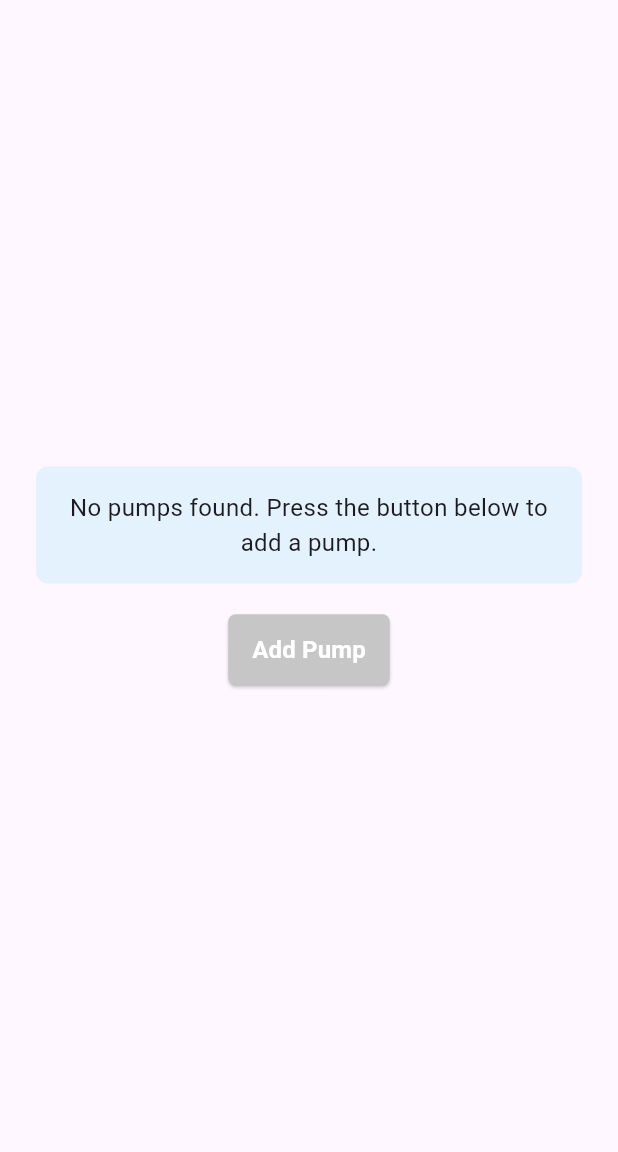
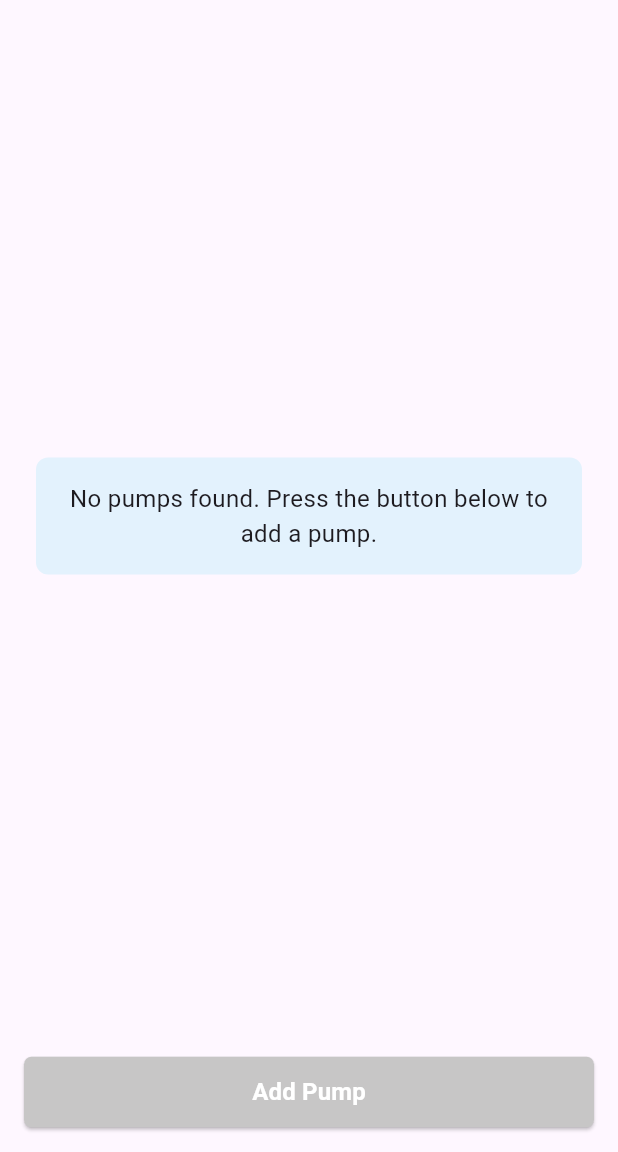
Before and after one commit to s0582346/pump-lifetime-prediction-app, a Flutter app: the screen it shows after launch, on a phone screen of 412 x 824 dp, the part 84-1236 px from its top. Run offline on Flutter 3.47's test engine with Material 3 defaults, Android fonts, the phone set to English and light mode, and no system bars; our stand-ins replace flutter_riverpod, sqflite; accounts and stored records are empty.

Commit message:
pump list widget / navigation logic

```diff
--- a/lib/database/database_helper.dart
+++ b/lib/database/database_helper.dart
@@ -42,9 +42,13 @@ class DatabaseHelper {
     // create pump table
     await db.execute('''
       CREATE TABLE pump (
+        date TEXT NOT NULL,
         id TEXT PRIMARY KEY NOT NULL,
         type TEXT NOT NULL,
-        medium TEXT NOT NULL,
+        rotorGeometry TEXT,
+        statorGeometry TEXT,
+        speedChange TEXT,
+        medium TEXT,
         measurableParameter TEXT NOT NULL,
         permissibleTotalWear INTEGER NOT NULL,
         solidConcentration INTEGER
--- a/lib/features/chart/data/adjustment_repository.dart
+++ b/lib/features/chart/data/adjustment_repository.dart
@@ -1,5 +1,3 @@
-import 'package:flutter_predictive_maintenance_app/database/database_helper.dart';
-import 'package:flutter_predictive_maintenance_app/features/measurement/domain/measurement.dart';
 import 'package:sqflite/sqflite.dart';
 
 class AdjustmentRepository {
--- a/lib/features/pump/initial_screen.dart
+++ b/lib/features/pump/initial_screen.dart
@@ -1,38 +1,63 @@
 import 'package:flutter/material.dart';
 import 'package:flutter_predictive_maintenance_app/components/form_components/primary_button.dart';
 import 'package:flutter_predictive_maintenance_app/constants/app_colors.dart';
-import 'package:flutter_predictive_maintenance_app/features/pump/pump_service.dart';
+import 'package:flutter_predictive_maintenance_app/features/pump/pump_data_controller.dart';
 import 'package:flutter_predictive_maintenance_app/navigation/custom_app_bar.dart';
 import 'package:flutter_riverpod/flutter_riverpod.dart';
 import 'package:flutter_predictive_maintenance_app/features/pump/pump_screen.dart';
+import 'package:flutter_predictive_maintenance_app/features/pump/pump_box.dart';
 
 /// LandingPage is the initial page the user sees
 class InitialScreen extends ConsumerWidget {
-  const InitialScreen({Key? key}) : super(key: key);
+  const InitialScreen({super.key});
 
   @override
   Widget build(BuildContext context, WidgetRef ref) {
+    final pumpsAsyncValue = ref.watch(pumpsProvider);
+
     return Scaffold(
       appBar: const CustomAppBar(title: 'NETZSCH'),
-      body: Center(
-        child: Column(
-          mainAxisAlignment: MainAxisAlignment.center,
-          children: [
-            InstructionBox(),
-            SizedBox(height: 20),
-            PrimaryButton(
+      // Put the main content into the body
+      body: pumpsAsyncValue.when(
+        data: (pumps) {
+          if (pumps.isEmpty) {
+            return const Center(
+              child: InstructionBox(),
+            );
+          } else {
+            return ListView.builder(
+              padding: const EdgeInsets.symmetric(
+                vertical: 16,
+                horizontal: 16,
+              ),
+              itemCount: pumps.length,
+              itemBuilder: (context, index) {
+                final pump = pumps[index];
+                return PumpBox(pump: pump);
+              },
+            );
+          }
+        },
+        loading: () => const Center(child: CircularProgressIndicator()),
+        error: (err, stack) => Center(
+          child: Text('Error: $err'),
+        ),
+      ),
+      // Pin the button to the bottom using bottomNavigationBar
+      bottomNavigationBar: SafeArea(
+        child: Padding(
+          padding: const EdgeInsets.all(16.0),
+          child: PrimaryButton(
             label: 'Add Pump',
             buttonColor: AppColors.greyColor,
             onPressed: () {
-                // Navigate to pump form
               Navigator.of(context).push(
                 MaterialPageRoute(
-                    builder: (context) => PumpScreen(),
+                  builder: (context) => const PumpScreen(),
                 ),
               );
             },
           ),
-          ],
         ),
       ),
     );
@@ -52,7 +77,7 @@ class InstructionBox extends StatelessWidget {
         color: Colors.blue.shade50,
         borderRadius: BorderRadius.circular(8),
       ),
-      child: Text(
+      child: const Text(
         'No pumps found. Press the button below to add a pump.',
         style: TextStyle(fontSize: 16),
         textAlign: TextAlign.center,
--- a/lib/features/pump/pump.dart
+++ b/lib/features/pump/pump.dart
@@ -1,35 +1,38 @@
 class Pump {
-  final String? type; // +
-  final String? rotorGeometry;
-  final String? statorGeometry;
-  final String? speedChange; // Drehzahländerung
-  final String? medium; // +
-  final String? measurableParameter; // +
-  final String? permissibleTotalWear; // +
-  final String? solidConcentration;
+  final DateTime date;
+  final String type;
+  final rotorGeometry;
+  final statorGeometry;
+  final speedChange; // Drehzahländerung
+  final medium;
+  final measurableParameter; // volume flow or pressure
+  final permissibleTotalWear; // percent
+  final solidConcentration; // percent
 
   Pump({
-    this.type,
+    required this.type,
     this.rotorGeometry,
     this.statorGeometry,
     this.speedChange,
     this.medium,
     this.measurableParameter,
     this.permissibleTotalWear,
-    this.solidConcentration
-  });
+    this.solidConcentration,
+  }) : date = DateTime.now();
 
+  // This getter makes pump.id always equal pump.type.
+  String get id => type;
 
-  // It creates a new instance of a class with some fields updated while keeping other fields the same as the original instance.
+  // Updated copyWith without id parameter since id is derived from type.
   Pump copyWith({
     String? type,
-    String? rotorGeometry,
-    String? statorGeometry,
-    String? speedChange,
-    String? medium,
-    String? measurableParameter,
-    String? permissibleTotalWear,
-    String? solidConcentration
+    rotorGeometry,
+    statorGeometry,
+    speedChange,
+    medium,
+    measurableParameter,
+    permissibleTotalWear,
+    solidConcentration,
   }) {
     return Pump(
       type: type ?? this.type,
@@ -39,12 +42,14 @@ class Pump {
       medium: medium ?? this.medium,
       measurableParameter: measurableParameter ?? this.measurableParameter,
       permissibleTotalWear: permissibleTotalWear ?? this.permissibleTotalWear,
-      solidConcentration: solidConcentration ?? this.solidConcentration
+      solidConcentration: solidConcentration ?? this.solidConcentration,
     );
   }
 
   Map<String, dynamic> toMap() {
     return {
+      'date': date.toIso8601String(),
+      'id': id, // id will be the same as type
       'type': type,
       'rotorGeometry': rotorGeometry,
       'statorGeometry': statorGeometry,
@@ -52,7 +57,20 @@ class Pump {
       'medium': medium,
       'measurableParameter': measurableParameter,
       'permissibleTotalWear': permissibleTotalWear,
-      'solidConcentration': solidConcentration
+      'solidConcentration': solidConcentration,
     };
   }
+
+  factory Pump.fromMap(Map<String, dynamic> map) {
+    return Pump(
+      type: map['type'],
+      rotorGeometry: map['rotorGeometry'],
+      statorGeometry: map['statorGeometry'],
+      speedChange: map['speedChange'],
+      medium: map['medium'],
+      measurableParameter: map['measurableParameter'],
+      permissibleTotalWear: map['permissibleTotalWear'],
+      solidConcentration: map['solidConcentration'],
+    );
+  }
 }
--- a/lib/features/pump/pump_screen.dart
+++ b/lib/features/pump/pump_screen.dart
@@ -10,9 +10,9 @@ class PumpScreen extends ConsumerWidget {
 
   @override
   Widget build(BuildContext context, WidgetRef ref) {
-    return Scaffold(
+    return const Scaffold(
       appBar: CustomAppBar(title: 'NETZSCH'),
-      body: const PumpFormWidget(),
+      body: PumpFormWidget(),
     );
   }
 }
```
Also changed, not shown: lib/features/pump/data/pump_repository.dart (added, +14 -0 lines), lib/features/pump/pump_box.dart (added, +51 -0 lines), lib/features/pump/pump_data_controller.dart (+22 -18 lines), lib/features/pump/pump_form_widget.dart (+15 -9 lines), lib/features/pump/pump_service.dart (+14 -5 lines), lib/features/history/presentation/controllers/measurement_list_controller.dart (line endings or trailing spaces). Lines whose indentation alone changed are shown as unchanged.
